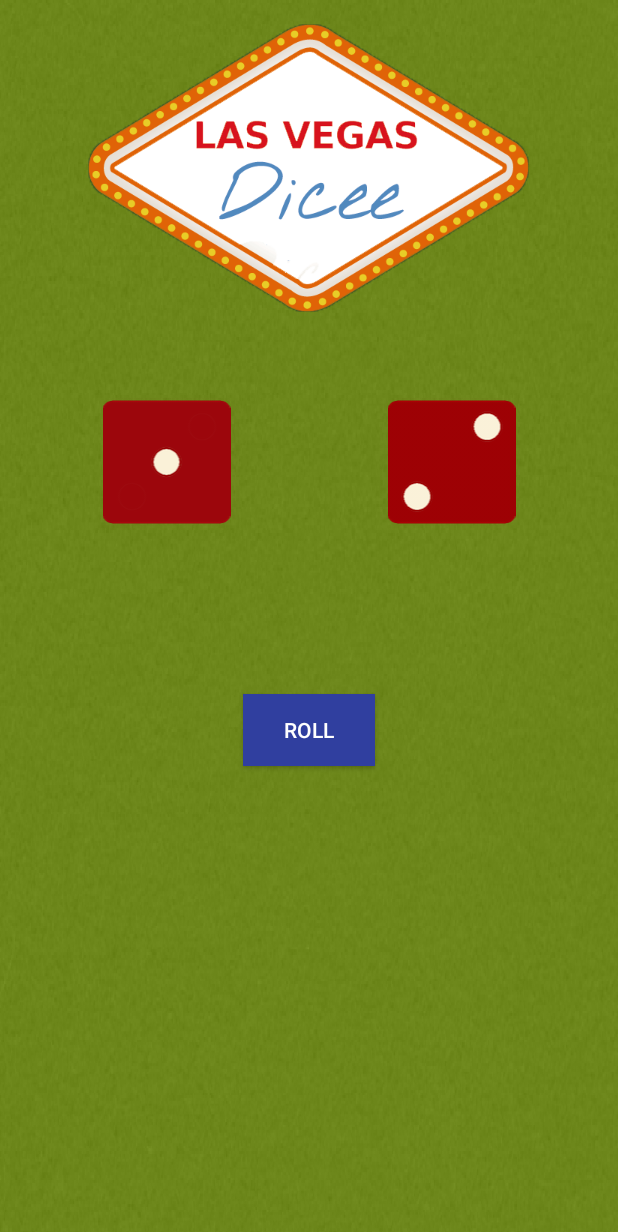
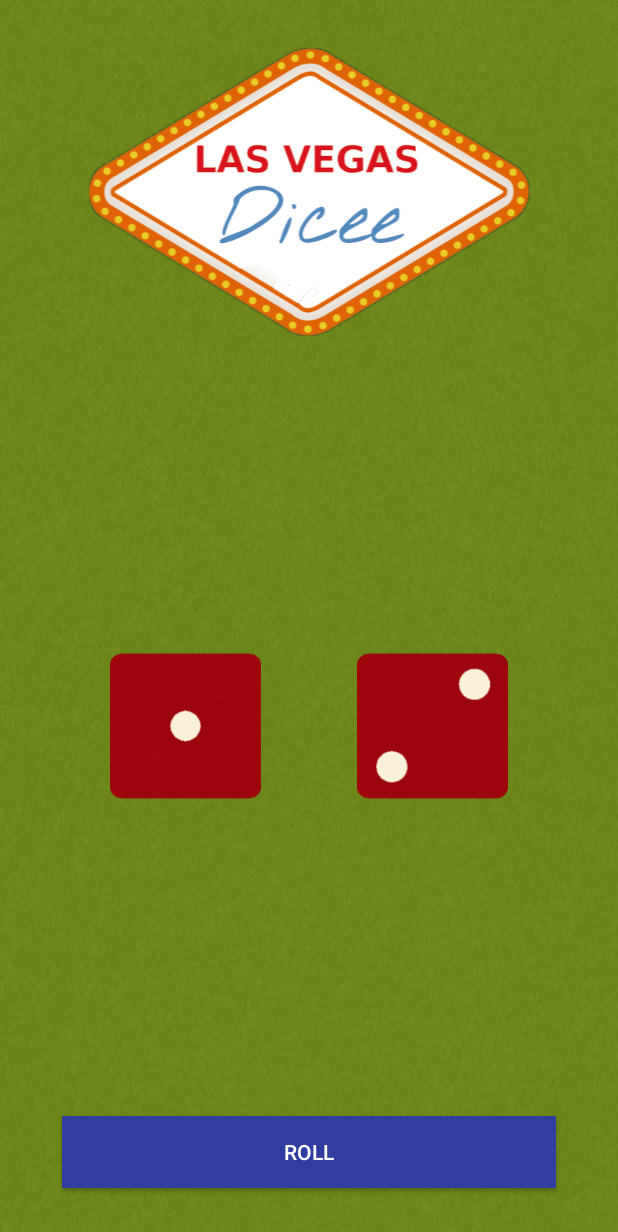
Before and after one commit to the-Ditz/android-experiments, an Android app: the screen it shows after launch (MainActivity), on a phone screen of 412 x 824 dp. Shown: the top 1232 px of the screen. Run offline under Robolectric (Android 15) with nearby library versions, the phone set to English and light mode, and no system bars.

Commit message:
updating dicee

```diff
--- a/Dicee/app/src/main/java/ditzlern/dicee/MainActivity.java
+++ b/Dicee/app/src/main/java/ditzlern/dicee/MainActivity.java
@@ -38,8 +38,8 @@ public class MainActivity extends AppCompatActivity {
 
                 Random randomNumberGenerator = new Random();
 
-                leftDice.setImageResource(randomNumberGenerator.nextInt(6));
-                rightDice.setImageResource(randomNumberGenerator.nextInt(6));
+                leftDice.setImageResource(diceArray[randomNumberGenerator.nextInt(6)]);
+                rightDice.setImageResource(diceArray[randomNumberGenerator.nextInt(6)]);
             }
         });
     }
--- a/Dicee/app/src/main/res/layout/activity_main.xml
+++ b/Dicee/app/src/main/res/layout/activity_main.xml
@@ -1,66 +1,79 @@
 <?xml version="1.0" encoding="utf-8"?>
-<LinearLayout xmlns:app="http://schemas.android.com/apk/res-auto"
+<android.support.constraint.ConstraintLayout xmlns:android="http://schemas.android.com/apk/res/android"
+    xmlns:app="http://schemas.android.com/apk/res-auto"
+    xmlns:tools="http://schemas.android.com/tools"
     android:id="@+id/activity_main"
-    xmlns:android="http://schemas.android.com/apk/res/android"
-    xmlns:tools="http://schemas.android.com/tools"
     android:layout_width="match_parent"
     android:layout_height="match_parent"
-    android:paddingLeft="16dp"
-    android:paddingRight="16dp"
-    android:paddingTop="16dp"
-    android:paddingBottom="16dp"
-    android:orientation="vertical"
-    tools:context=".MainActivity"
-    android:background="@drawable/newbackground">
+    android:background="@drawable/newbackground"
+    tools:context=".MainActivity">
 
-    <RelativeLayout
-        android:layout_width="match_parent"
-        android:layout_height="wrap_content"
-        android:gravity="center_horizontal">
 
     <ImageView
         android:id="@+id/image_logo"
-            android:layout_width="wrap_content"
+        android:layout_width="0dp"
         android:layout_height="wrap_content"
+
+        android:layout_marginTop="32dp"
+        app:layout_constraintEnd_toStartOf="@+id/guideline"
+        app:layout_constraintStart_toStartOf="@+id/guideline3"
+        app:layout_constraintTop_toTopOf="parent"
         app:srcCompat="@drawable/dicee_logo" />
-    </RelativeLayout>
 
-    <LinearLayout
-        android:layout_width="match_parent"
-        android:layout_height="200dp"
-        android:gravity="center_vertical"
-        android:orientation="horizontal">
 
     <ImageView
         android:id="@+id/left_dice"
-            android:layout_width="wrap_content"
-            android:layout_height="wrap_content"
-            android:layout_alignParentBottom="true"
-            android:layout_alignParentStart="true"
-            android:layout_weight="1"
+        android:layout_width="0dp"
+        android:layout_height="0dp"
+        android:layout_marginBottom="32dp"
+        android:layout_marginEnd="32dp"
+        android:layout_marginStart="32dp"
+        android:layout_marginTop="32dp"
+        app:layout_constraintBottom_toTopOf="@+id/rollButton"
+        app:layout_constraintEnd_toStartOf="@+id/right_dice"
+        app:layout_constraintStart_toStartOf="@+id/guideline3"
+        app:layout_constraintTop_toBottomOf="@+id/image_logo"
         app:srcCompat="@drawable/dice1" />
 
     <ImageView
         android:id="@+id/right_dice"
-            android:layout_width="wrap_content"
-            android:layout_height="wrap_content"
-            android:layout_weight="1"
+        android:layout_width="0dp"
+        android:layout_height="0dp"
+        android:layout_marginBottom="32dp"
+        android:layout_marginEnd="32dp"
+        android:layout_marginStart="32dp"
+        android:layout_marginTop="32dp"
+        app:layout_constraintBottom_toTopOf="@+id/rollButton"
+        app:layout_constraintEnd_toStartOf="@+id/guideline"
+        app:layout_constraintStart_toEndOf="@+id/left_dice"
+        app:layout_constraintTop_toBottomOf="@+id/image_logo"
         app:srcCompat="@drawable/dice2" />
-    </LinearLayout>
 
-    <RelativeLayout
-        android:layout_width="match_parent"
-        android:layout_height="150dp">
 
     <Button
         android:id="@+id/rollButton"
+        android:layout_width="0dp"
+        android:layout_height="48dp"
+        android:layout_marginBottom="32dp"
+        android:background="@color/colorPrimaryDark"
+        android:text="@string/Button_text"
+        android:textColor="@android:color/background_light"
+        app:layout_constraintBottom_toBottomOf="parent"
+        app:layout_constraintEnd_toStartOf="@+id/guideline"
+        app:layout_constraintStart_toStartOf="@+id/guideline3" />
+
+    <android.support.constraint.Guideline
+        android:id="@+id/guideline"
         android:layout_width="wrap_content"
         android:layout_height="wrap_content"
-            android:layout_alignParentBottom="true"
-            android:layout_centerHorizontal="true"
-            android:layout_marginBottom="47dp"
-            android:background="@color/colorPrimaryDark"
-            android:text="@string/Button_text"
-            android:textColor="@android:color/background_light" />
-    </RelativeLayout>
-</LinearLayout>
+        android:orientation="vertical"
+        app:layout_constraintGuide_percent="0.9" />
+
+    <android.support.constraint.Guideline
+        android:id="@+id/guideline3"
+        android:layout_width="wrap_content"
+        android:layout_height="wrap_content"
+        android:orientation="vertical"
+        app:layout_constraintGuide_percent="0.1" />
+
+</android.support.constraint.ConstraintLayout>
```
Also changed, not shown: Dicee/app/src/main/res/drawable/dice1.png (renamed from Dicee/app/src/main/res/drawable-hdpi/dice1.png), Dicee/app/src/main/res/drawable/dice2.png (renamed from Dicee/app/src/main/res/drawable-hdpi/dice2.png), Dicee/app/src/main/res/drawable/dice3.png (renamed from Dicee/app/src/main/res/drawable-hdpi/dice3.png), Dicee/app/src/main/res/drawable/dice4.png (renamed from Dicee/app/src/main/res/drawable-hdpi/dice4.png), Dicee/app/src/main/res/drawable/dice5.png (renamed from Dicee/app/src/main/res/drawable-hdpi/dice5.png), Dicee/app/src/main/res/drawable/dice6.png (renamed from Dicee/app/src/main/res/drawable-hdpi/dice6.png). Lines whose indentation alone changed are shown as unchanged.
